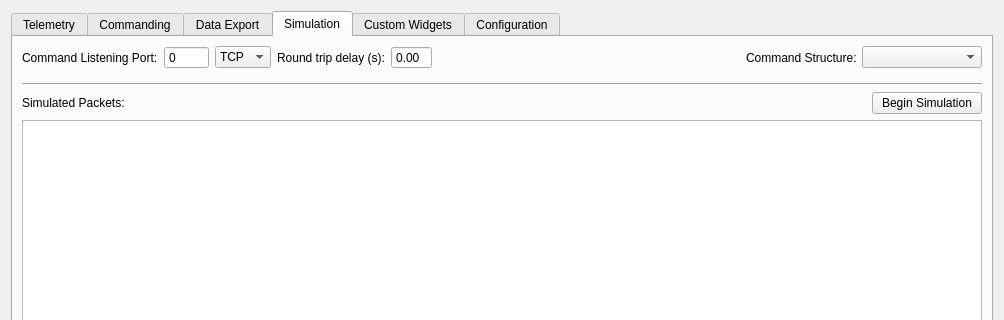
The window that apps/main/ui/main.ui (sudozer/dex) describes before a commit, drawn with Qt 5; both pictures show x 0 to 1004 and y 0 to 320 of the 1004 by 681 pixel window.
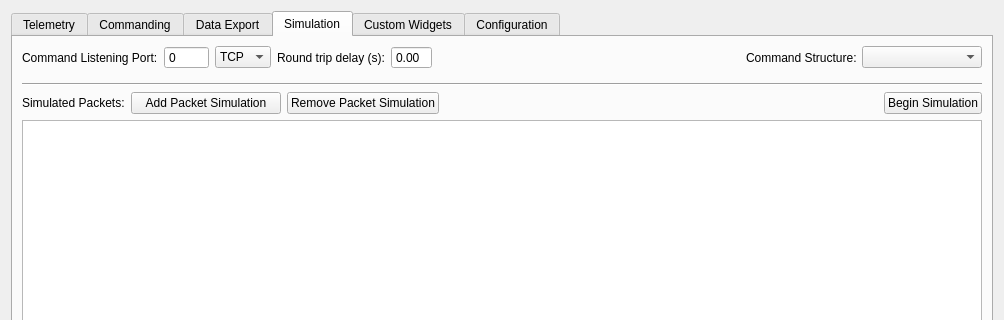
The same window after the commit.

What changed in the file:
```diff
--- a/apps/main/ui/main.ui
+++ b/apps/main/ui/main.ui
@@ -770,6 +770,51 @@
                </property>
               </widget>
              </item>
+             <item>
+              <widget class="QPushButton" name="addSimPacketButton">
+               <property name="minimumSize">
+                <size>
+                 <width>150</width>
+                 <height>0</height>
+                </size>
+               </property>
+               <property name="maximumSize">
+                <size>
+                 <width>16777215</width>
+                 <height>200</height>
+                </size>
+               </property>
+               <property name="text">
+                <string>Add Packet Simulation</string>
+               </property>
+              </widget>
+             </item>
+             <item>
+              <widget class="QPushButton" name="removeSimPacketButton">
+               <property name="minimumSize">
+                <size>
+                 <width>150</width>
+                 <height>0</height>
+                </size>
+               </property>
+               <property name="text">
+                <string>Remove Packet Simulation</string>
+               </property>
+              </widget>
+             </item>
+             <item>
+              <spacer name="horizontalSpacer_6">
+               <property name="orientation">
+                <enum>Qt::Horizontal</enum>
+               </property>
+               <property name="sizeHint" stdset="0">
+                <size>
+                 <width>40</width>
+                 <height>20</height>
+                </size>
+               </property>
+              </spacer>
+             </item>
              <item>
               <widget class="QPushButton" name="simPlayButton">
                <property name="maximumSize">
```
Left out of the diff: 7 changed lines with no effect on the pictures.
